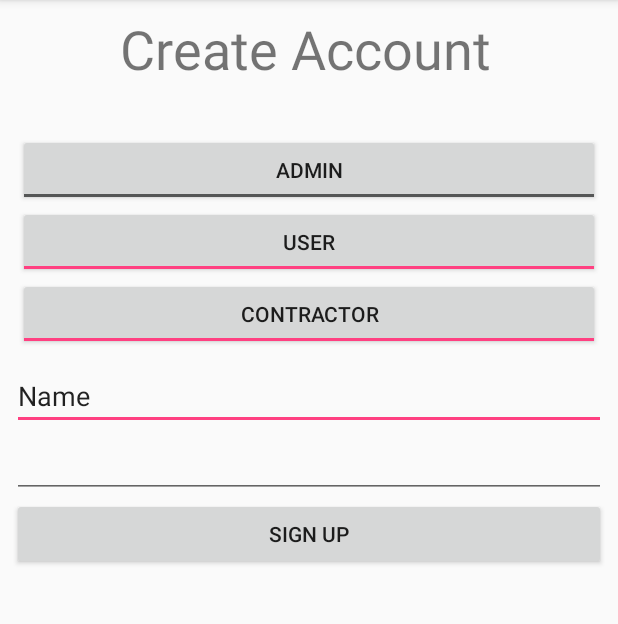
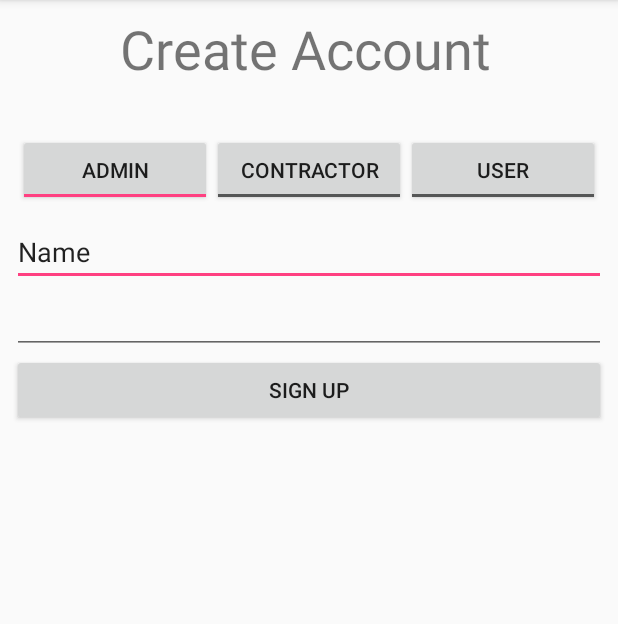
Before and after one commit to jcool030/hello_my_name_is_inigo_montoya, an Android app: the screen it shows after launch (WelcomeScreen), after a tap on "SIGN UP", on a phone screen of 412 x 824 dp, the part 84-708 px from its top. Run offline under Robolectric (Android 15) with nearby library versions, the phone set to English and light mode, and no system bars; 3 other taps on this screen came first.

Commit message:
added togglebutton functionality

```diff
--- a/app/src/main/java/com/example/dmitrykutin/delieverable1/WelcomeScreen.java
+++ b/app/src/main/java/com/example/dmitrykutin/delieverable1/WelcomeScreen.java
@@ -9,7 +9,6 @@ public class WelcomeScreen extends AppCompatActivity implements View.OnClickList
 
     ToggleButton adminBtn, userBtn, contractorBtn;
     Button signupBtn;
-    int accountType;
     EditText nameSignup, passwordSignup;
 
 
@@ -40,34 +39,6 @@ public class WelcomeScreen extends AppCompatActivity implements View.OnClickList
 
 
 
-
-        adminBtn.setOnClickListener(new View.OnClickListener() {
-            @Override
-            public void onClick(View v) {
-
-                accountType = 0;
-
-            }
-        });
-
-        userBtn.setOnClickListener(new View.OnClickListener() {
-            @Override
-            public void onClick(View v)  {
-
-                accountType = 1;
-
-            }
-        });
-
-        contractorBtn.setOnClickListener(new View.OnClickListener() {
-            @Override
-            public void onClick(View v)  {
-
-                accountType = 2;
-
-            }
-        });
-
         signupBtn.setOnClickListener(new View.OnClickListener() {
             @Override
             public void onClick(View v)  {
@@ -75,19 +46,7 @@ public class WelcomeScreen extends AppCompatActivity implements View.OnClickList
                 String username = nameSignup.getText().toString();
                 String password =  nameSignup.getText().toString();
 
-                if (accountType == 0){
 
-                    new Admin( username, password );
-
-                }else if (accountType == 1){
-
-                    new User( username, password );
-
-                }else if (accountType == 2){
-
-                    new Contractor( username, password );
-
-                }
             }
         });
 
--- a/app/src/main/res/layout/activity_welcome_screen.xml
+++ b/app/src/main/res/layout/activity_welcome_screen.xml
@@ -57,34 +57,39 @@
             android:layout_width="fill_parent"
             android:layout_height="wrap_content"
             android:layout_marginTop="24dp"
-            android:orientation="horizontal" />
-
+            android:orientation="horizontal" >
 
             <ToggleButton
                 android:id="@+id/adminBtn"
                 android:layout_width="match_parent"
                 android:layout_height="wrap_content"
+                android:layout_weight="1"
                 android:checked="true"
                 android:text="ToggleButton"
                 android:textOff="Admin"
                 android:textOn="Admin" />
 
             <ToggleButton
-                android:id="@+id/userBtn"
-                android:layout_width="match_parent"
-                android:layout_height="wrap_content"
-                android:text="ToggleButton"
-                android:textOff="User"
-                android:textOn="User" />
-
-            <ToggleButton
                 android:id="@+id/contractorBtn"
                 android:layout_width="match_parent"
                 android:layout_height="wrap_content"
+                android:layout_weight="1"
                 android:checked="false"
                 android:text="ToggleButton"
                 android:textOff="Contractor"
                 android:textOn="Contractor" />
+
+            <ToggleButton
+                    android:id="@+id/userBtn"
+                    android:layout_width="match_parent"
+                    android:layout_height="wrap_content"
+                    android:layout_weight="1"
+                    android:text="ToggleButton"
+                    android:textOff="User"
+                android:textOn="User" />
+
+        </RadioGroup>
+
 
     </LinearLayout>
 
```
